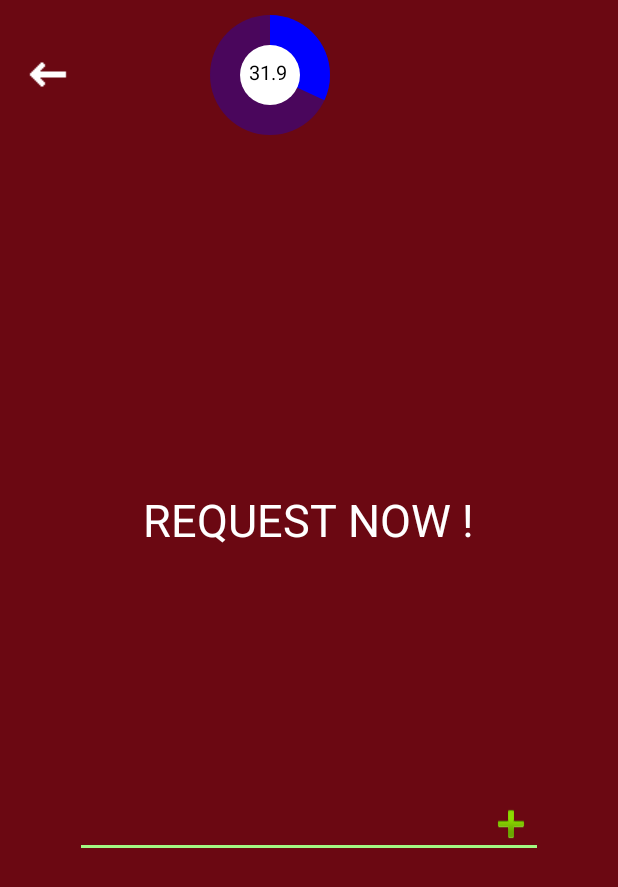
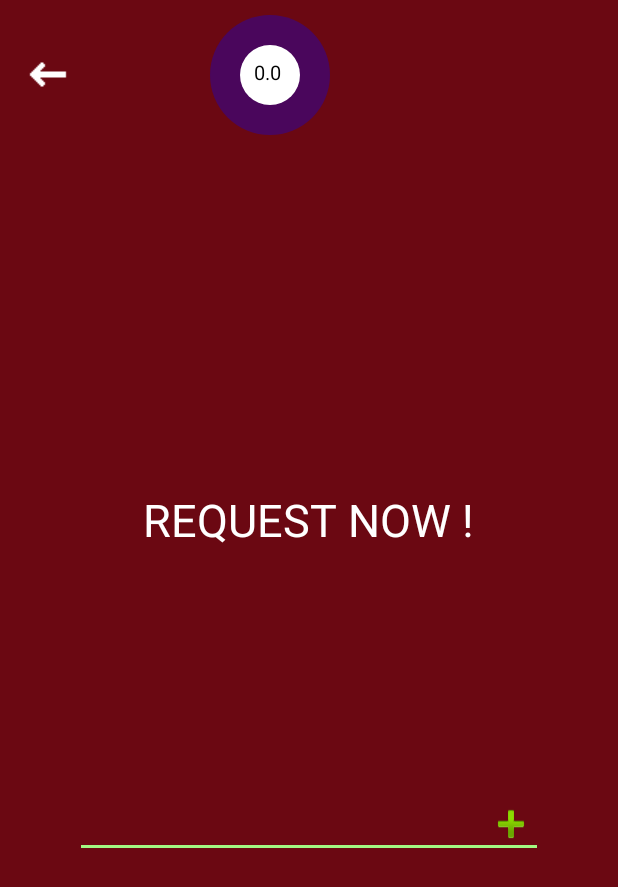
Before and after one commit to le7amdon/BeTunisian, an Android app: the QuestionGame screen opened directly, with no data from a screen before it, on a phone screen of 412 x 824 dp. Shown: the top 887 px of the screen. Run offline under Robolectric (Android 15) with nearby library versions, the phone set to English and light mode, and no system bars; 12 statements that could not run were skipped.

Commit message:
Reglage des CircleProgress de chaque Level

```diff
--- a/app/src/main/java/a7amdon/enis/tn/betunisien/HomeActivity.java
+++ b/app/src/main/java/a7amdon/enis/tn/betunisien/HomeActivity.java
@@ -54,7 +54,7 @@ public class HomeActivity extends AppCompatActivity {
         prepareAlbums();
 
         try {
-            Glide.with(this).load(R.drawable.n2).into((ImageView) findViewById(R.id.backdrop_app));
+            Glide.with(this).load(R.drawable.memes).into((ImageView) findViewById(R.id.backdrop_app));
         } catch (Exception e) {
             e.printStackTrace();
         }
--- a/app/src/main/java/a7amdon/enis/tn/betunisien/QuestionGame.java
+++ b/app/src/main/java/a7amdon/enis/tn/betunisien/QuestionGame.java
@@ -125,7 +125,8 @@ public class QuestionGame extends AppCompatActivity  implements View.OnClickList
         progress.setUnit("");
         progress.setStepSize(0.5f);
         // cd.setCustomText(...); // sets a custom array of text
-        progress.showValue(33f, 100f, true);
+//        progress.showValue(33f, 100f, true);
+        updateCircleProgress();
         //startZoomInAnimation(progress );
 
 
@@ -135,7 +136,7 @@ public class QuestionGame extends AppCompatActivity  implements View.OnClickList
         }
         List<Response> responses = dbHandler.getResponses_textByLevel(id_level);
         for (int p=0;p<responses.size();p++ ){
-            ShowResponse(responses.get(p));
+            initShowResponse(responses.get(p));
         }
 
 
@@ -146,6 +147,13 @@ public class QuestionGame extends AppCompatActivity  implements View.OnClickList
         Animation animation = AnimationUtils.loadAnimation(getApplicationContext(), R.anim.zoom_in_animation);
         view.startAnimation(animation);
     }*/
+
+
+    public void updateCircleProgress(){
+        double percent =levelSelector.getPercentTextByLevel(id_level,dbHandler);
+        float f = Float.parseFloat(percent+"");
+        progress.showValue(f, 100f, true);
+    }
 
     public void onCardClick(View view)
     {
@@ -199,6 +207,63 @@ public class QuestionGame extends AppCompatActivity  implements View.OnClickList
     public void ShowResponse(Response response)
     {
         if (!response.getTurned()) {
+            dbHandler.addReponse(response);
+            updateCircleProgress();
+            View root = null;
+            View locked = null;
+            View unlocked = null;
+            double pourcentage = response.getPourcentage();
+            if (pourcentage == 31) {
+                root = (View) findViewById(R.id.one_cellule_response31);
+                locked = (View) findViewById(R.id.cellule_response_locked31);
+                unlocked = (View) findViewById(R.id.cellule_response_unlocked31);
+            }
+            if (pourcentage == 2) {
+                root = (View) findViewById(R.id.one_cellule_response2);
+                locked = (View) findViewById(R.id.cellule_response_locked2);
+                unlocked = (View) findViewById(R.id.cellule_response_unlocked2);
+            }
+            if (pourcentage == 5) {
+                root = (View) findViewById(R.id.one_cellule_response5);
+                locked = (View) findViewById(R.id.cellule_response_locked5);
+                unlocked = (View) findViewById(R.id.cellule_response_unlocked5);
+            }
+            if (pourcentage == 7) {
+                root = (View) findViewById(R.id.one_cellule_response7);
+                locked = (View) findViewById(R.id.cellule_response_locked7);
+                unlocked = (View) findViewById(R.id.cellule_response_unlocked7);
+            }
+            if (pourcentage == 8) {
+                root = (View) findViewById(R.id.one_cellule_response8);
+                locked = (View) findViewById(R.id.cellule_response_locked8);
+                unlocked = (View) findViewById(R.id.cellule_response_unlocked8);
+            }
+            if (pourcentage == 11) {
+                root = (View) findViewById(R.id.one_cellule_response11);
+                locked = (View) findViewById(R.id.cellule_response_locked11);
+                unlocked = (View) findViewById(R.id.cellule_response_unlocked11);
+            }
+            if (pourcentage == 16) {
+                root = (View) findViewById(R.id.one_cellule_response16);
+                locked = (View) findViewById(R.id.cellule_response_locked16);
+                unlocked = (View) findViewById(R.id.cellule_response_unlocked16);
+            }
+            if (pourcentage == 20) {
+                root = (View) findViewById(R.id.one_cellule_response20);
+                locked = (View) findViewById(R.id.cellule_response_locked20);
+                unlocked = (View) findViewById(R.id.cellule_response_unlocked20);
+            }
+
+            flipCard(root, locked, unlocked);
+            response.setTurned(true);
+
+        }
+    }
+
+    public void initShowResponse(Response response)
+    {
+        if (!response.getTurned()) {
+
             View root = null;
             View locked = null;
             View unlocked = null;
@@ -579,136 +644,12 @@ public class QuestionGame extends AppCompatActivity  implements View.OnClickList
             if (response!=null)
             {
                 bravo(response);
-                dbHandler.addReponse(response);
+
                 //Toast.makeText(getApplicationContext(),dbHandler.getResponsesByLevelCount(id_level)+" !!!",Toast.LENGTH_SHORT).show();
             }
         }
 
     }
 
-/*
-    public void initializeResponsePanel(){
 
-        progress = (CircleDisplay) findViewById(R.id.percent2);
-        progress.setAnimDuration(3000);
-        //progress.setValueWidthPercent(55f);
-        progress.setTextSize(13f);
-        progress.setColor(Color.BLUE);
-        progress.setDrawText(true);
-        progress.setDrawInnerCircle(true);
-        progress.setFormatDigits(1);
-        progress.setTouchEnabled(false);
-        //progress.setSelectionListener(this);
-        progress.setUnit("");
-        progress.setStepSize(0.5f);
-        // cd.setCustomText(...); // sets a custom array of text
-        progress.showValue(2f, 100f, true);
-
-        progress = (CircleDisplay) findViewById(R.id.percent5);
-        progress.setAnimDuration(3000);
-        //progress.setValueWidthPercent(55f);
-        progress.setTextSize(13f);
-        progress.setColor(Color.BLUE);
-        progress.setDrawText(true);
-        progress.setDrawInnerCircle(true);
-        progress.setFormatDigits(1);
-        progress.setTouchEnabled(false);
-        //progress.setSelectionListener(this);
-        progress.setUnit("");
-        progress.setStepSize(0.5f);
-        // cd.setCustomText(...); // sets a custom array of text
-        progress.showValue(5f, 100f, true);
-
-        progress = (CircleDisplay) findViewById(R.id.percent7);
-        progress.setAnimDuration(3000);
-        //progress.setValueWidthPercent(55f);
-        progress.setTextSize(13f);
-        progress.setColor(Color.BLUE);
-        progress.setDrawText(true);
-        progress.setDrawInnerCircle(true);
-        progress.setFormatDigits(1);
-        progress.setTouchEnabled(false);
-        //progress.setSelectionListener(this);
-        progress.setUnit("");
-        progress.setStepSize(0.5f);
-        // cd.setCustomText(...); // sets a custom array of text
-        progress.showValue(7f, 100f, true);
-
-
-        progress = (CircleDisplay) findViewById(R.id.percent8);
-        progress.setAnimDuration(3000);
-        //progress.setValueWidthPercent(55f);
-        progress.setTextSize(13f);
-        progress.setColor(Color.BLUE);
-        progress.setDrawText(true);
-        progress.setDrawInnerCircle(true);
-        progress.setFormatDigits(1);
-        progress.setTouchEnabled(false);
-        //progress.setSelectionListener(this);
-        progress.setUnit("");
-        progress.setStepSize(0.5f);
-        // cd.setCustomText(...); // sets a custom array of text
-        progress.showValue(8f, 100f, true);
-
-        progress = (CircleDisplay) findViewById(R.id.percent11);
-        progress.setAnimDuration(3000);
-        //progress.setValueWidthPercent(55f);
-        progress.setTextSize(13f);
-        progress.setColor(Color.BLUE);
-        progress.setDrawText(true);
-        progress.setDrawInnerCircle(true);
-        progress.setFormatDigits(1);
-        progress.setTouchEnabled(false);
-        //progress.setSelectionListener(this);
-        progress.setUnit("");
-        progress.setStepSize(0.5f);
-        // cd.setCustomText(...); // sets a custom array of text
-        progress.showValue(11f, 100f, true);
-
-        progress = (CircleDisplay) findViewById(R.id.percent16);
-        progress.setAnimDuration(3000);
-        //progress.setValueWidthPercent(55f);
-        progress.setTextSize(13f);
-        progress.setColor(Color.BLUE);
-        progress.setDrawText(true);
-        progress.setDrawInnerCircle(true);
-        progress.setFormatDigits(1);
-        progress.setTouchEnabled(false);
-        //progress.setSelectionListener(this);
-        progress.setUnit("");
-        progress.setStepSize(0.5f);
-        // cd.setCustomText(...); // sets a custom array of text
-        progress.showValue(16f, 100f, true);
-
-        progress = (CircleDisplay) findViewById(R.id.percent20);
-        progress.setAnimDuration(3000);
-        //progress.setValueWidthPercent(55f);
-        progress.setTextSize(13f);
-        progress.setColor(Color.BLUE);
-        progress.setDrawText(true);
-        progress.setDrawInnerCircle(true);
-        progress.setFormatDigits(1);
-        progress.setTouchEnabled(false);
-        //progress.setSelectionListener(this);
-        progress.setUnit("");
-        progress.setStepSize(0.5f);
-        // cd.setCustomText(...); // sets a custom array of text
-        progress.showValue(20f, 100f, true);
-
-        progress = (CircleDisplay) findViewById(R.id.percent31);
-        progress.setAnimDuration(3000);
-        //progress.setValueWidthPercent(55f);
-        progress.setTextSize(13f);
-        progress.setColor(Color.BLUE);
-        progress.setDrawText(true);
-        progress.setDrawInnerCircle(true);
-        progress.setFormatDigits(1);
-        progress.setTouchEnabled(false);
-        //progress.setSelectionListener(this);
-        progress.setUnit("");
-        progress.setStepSize(0.5f);
-        // cd.setCustomText(...); // sets a custom array of text
-        progress.showValue(31f, 100f, true);
-        }
-*/
 }
--- a/app/src/main/java/a7amdon/enis/tn/betunisien/game/LevelSelector.java
+++ b/app/src/main/java/a7amdon/enis/tn/betunisien/game/LevelSelector.java
@@ -1,7 +1,10 @@
 package a7amdon.enis.tn.betunisien.game;
 
+import android.provider.ContactsContract;
 import android.widget.ImageView;
 import android.widget.TextView;
+
+import java.util.List;
 
 import a7amdon.enis.tn.betunisien.R;
 import a7amdon.enis.tn.betunisien.correction.CorrectLevel;
@@ -20,6 +23,7 @@ import a7amdon.enis.tn.betunisien.correction.Level6;
 import a7amdon.enis.tn.betunisien.correction.Level7;
 import a7amdon.enis.tn.betunisien.correction.Level8;
 import a7amdon.enis.tn.betunisien.correction.Level9;
+import a7amdon.enis.tn.betunisien.db.DatabaseHandler;
 import a7amdon.enis.tn.betunisien.util.Response;
 
 /**
@@ -177,4 +181,25 @@ public class LevelSelector {
         }
         return  null;
     }
+
+
+    public double getPercentTextByLevel(int id_level, DatabaseHandler db){
+        List<Response> responses = db.getResponses_textByLevel(id_level) ;
+        double percent =0;
+        for(int i=0;i<responses.size();i++){
+            percent += responses.get(i).getPourcentage();
+        }
+        return percent;
+    }
+    public double getPercentImageByLevel(int id_level, DatabaseHandler db){
+        List<Response> responses = db.getResponses_imageByLevel(id_level) ;
+        double percent =0;
+        for(int i=0;i<responses.size();i++){
+            percent += responses.get(i).getPourcentage();
+        }
+        return percent;
+    }
+    public double getPercentByLevel(int id_level, DatabaseHandler db){
+        return getPercentTextByLevel(id_level,db) + getPercentImageByLevel(id_level,db);
+    }
 }
```
Also changed, not shown: app/src/main/res/drawable/memes.jpg (added).
